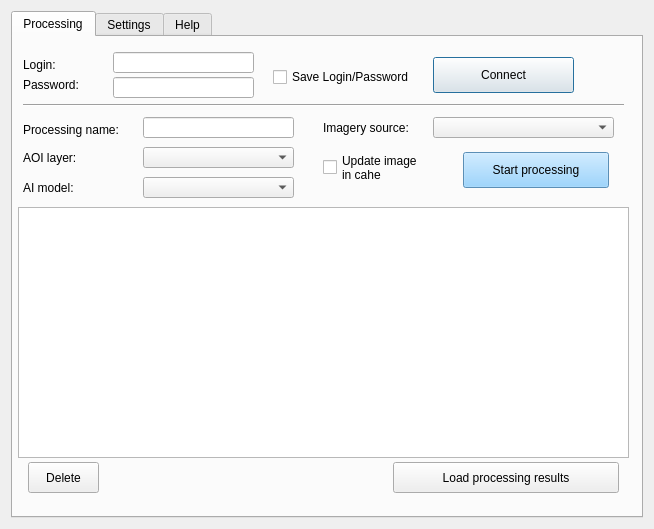
Above: src/geoalert_master_src/geoalert_dialog_base.ui from Geoalert/mapflow-qgis before the change. Below: the same form after it.
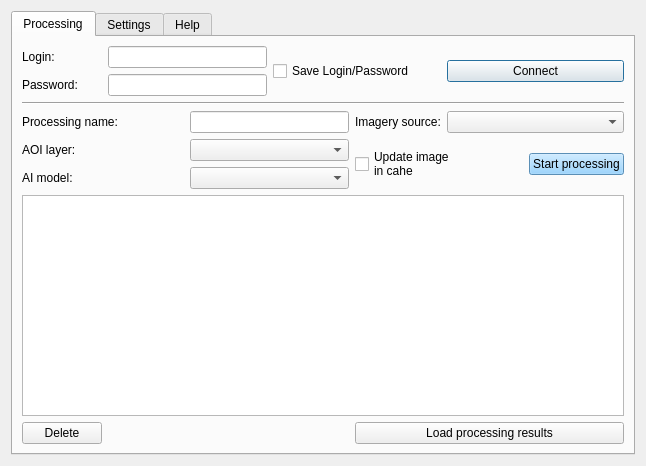
That is the form after the change. Custom widgets are drawn as their Qt base class.

Commit message: mapbox and dynamic table

```diff
--- a/src/geoalert_master_src/geoalert_dialog_base.ui
+++ b/src/geoalert_master_src/geoalert_dialog_base.ui
@@ -6,8 +6,8 @@
    <rect>
     <x>0</x>
     <y>0</y>
-    <width>654</width>
-    <height>529</height>
+    <width>646</width>
+    <height>466</height>
    </rect>
   </property>
   <property name="windowTitle">
@@ -16,8 +16,8 @@
   <property name="sizeGripEnabled">
    <bool>false</bool>
   </property>
-  <layout class="QVBoxLayout" name="verticalLayout_3">
-   <item>
+  <layout class="QGridLayout" name="gridLayout">
+   <item row="0" column="0">
     <widget class="QTabWidget" name="tabWidget">
      <property name="currentIndex">
       <number>0</number>
@@ -26,254 +26,104 @@
       <attribute name="title">
        <string>Processing</string>
       </attribute>
+      <layout class="QGridLayout" name="gridLayout_2">
+       <item row="0" column="0">
+        <widget class="QLabel" name="label_47">
+         <property name="text">
+          <string>Login:</string>
+         </property>
+        </widget>
+       </item>
+       <item row="0" column="1" colspan="2">
+        <widget class="QLineEdit" name="line_login">
+         <property name="text">
+          <string/>
+         </property>
+        </widget>
+       </item>
+       <item row="0" column="3" rowspan="2" colspan="2">
+        <widget class="QCheckBox" name="savePass_serv">
+         <property name="text">
+          <string>Save Login/Password</string>
+         </property>
+        </widget>
+       </item>
+       <item row="0" column="5" rowspan="2" colspan="2">
       <widget class="QPushButton" name="ButtonConnect">
-       <property name="geometry">
-        <rect>
-         <x>420</x>
-         <y>20</y>
-         <width>141</width>
-         <height>36</height>
-        </rect>
-       </property>
        <property name="text">
         <string>Connect</string>
        </property>
       </widget>
-      <widget class="QLabel" name="label_8">
-       <property name="geometry">
-        <rect>
-         <x>10</x>
-         <y>110</y>
-         <width>111</width>
-         <height>21</height>
-        </rect>
-       </property>
+       </item>
+       <item row="1" column="0">
+        <widget class="QLabel" name="label_48">
        <property name="text">
-        <string>AOI layer:</string>
-       </property>
-      </widget>
-      <widget class="QgsMapLayerComboBox" name="mMapLayerComboBox">
-       <property name="geometry">
-        <rect>
-         <x>130</x>
-         <y>110</y>
-         <width>151</width>
-         <height>21</height>
-        </rect>
-       </property>
-      </widget>
-      <widget class="QTableWidget" name="tableWidget">
-       <property name="geometry">
-        <rect>
-         <x>5</x>
-         <y>170</y>
-         <width>611</width>
-         <height>251</height>
-        </rect>
-       </property>
-      </widget>
-      <widget class="QLabel" name="label_2">
-       <property name="geometry">
-        <rect>
-         <x>10</x>
-         <y>140</y>
-         <width>116</width>
-         <height>21</height>
-        </rect>
-       </property>
-       <property name="text">
-        <string>AI model:</string>
-       </property>
-      </widget>
+          <string>Password:</string>
+         </property>
+        </widget>
+       </item>
+       <item row="1" column="1" colspan="2">
+        <widget class="QgsPasswordLineEdit" name="mLinePassword">
+         <property name="text">
+          <string/>
+         </property>
+        </widget>
+       </item>
+       <item row="2" column="0" colspan="7">
+        <widget class="Line" name="line_3">
+         <property name="orientation">
+          <enum>Qt::Horizontal</enum>
+         </property>
+        </widget>
+       </item>
+       <item row="3" column="0" colspan="2">
       <widget class="QLabel" name="label_9">
-       <property name="geometry">
-        <rect>
-         <x>10</x>
-         <y>80</y>
-         <width>116</width>
-         <height>26</height>
-        </rect>
-       </property>
        <property name="text">
         <string>Processing name:</string>
        </property>
       </widget>
+       </item>
+       <item row="3" column="2" colspan="2">
       <widget class="QLineEdit" name="NewLayName">
-       <property name="geometry">
-        <rect>
-         <x>130</x>
-         <y>80</y>
-         <width>151</width>
-         <height>21</height>
-        </rect>
-       </property>
        <property name="text">
         <string/>
        </property>
       </widget>
+       </item>
+       <item row="3" column="4">
+        <widget class="QLabel" name="label_22">
+         <property name="text">
+          <string>Imagery source:</string>
+         </property>
+        </widget>
+       </item>
+       <item row="3" column="5" colspan="2">
       <widget class="QComboBox" name="comboBox_satelit">
-       <property name="geometry">
-        <rect>
-         <x>420</x>
-         <y>80</y>
-         <width>181</width>
-         <height>21</height>
-        </rect>
-       </property>
        <property name="toolTip">
         <string notr="true"/>
        </property>
       </widget>
-      <widget class="QLineEdit" name="line_login">
-       <property name="geometry">
-        <rect>
-         <x>100</x>
-         <y>15</y>
-         <width>141</width>
-         <height>21</height>
-        </rect>
-       </property>
+       </item>
+       <item row="4" column="0" colspan="2">
+        <widget class="QLabel" name="label_8">
        <property name="text">
-        <string/>
-       </property>
-      </widget>
-      <widget class="QgsPasswordLineEdit" name="mLinePassword">
-       <property name="geometry">
-        <rect>
-         <x>100</x>
-         <y>40</y>
-         <width>141</width>
-         <height>21</height>
-        </rect>
-       </property>
-       <property name="text">
-        <string/>
-       </property>
-      </widget>
-      <widget class="Line" name="line_3">
-       <property name="geometry">
-        <rect>
-         <x>10</x>
-         <y>60</y>
-         <width>601</width>
-         <height>16</height>
-        </rect>
-       </property>
-       <property name="orientation">
-        <enum>Qt::Horizontal</enum>
-       </property>
-      </widget>
+          <string>AOI layer:</string>
+         </property>
+        </widget>
+       </item>
+       <item row="4" column="2" colspan="2">
+        <widget class="QgsMapLayerComboBox" name="mMapLayerComboBox"/>
+       </item>
+       <item row="4" column="4" rowspan="2" colspan="2">
       <widget class="QCheckBox" name="checkUp">
-       <property name="geometry">
-        <rect>
-         <x>310</x>
-         <y>110</y>
-         <width>131</width>
-         <height>41</height>
-        </rect>
-       </property>
        <property name="text">
         <string>Update image
 in cahe</string>
        </property>
       </widget>
-      <widget class="QPushButton" name="ButtonDownload">
-       <property name="geometry">
-        <rect>
-         <x>380</x>
-         <y>425</y>
-         <width>226</width>
-         <height>31</height>
-        </rect>
-       </property>
-       <property name="text">
-        <string>Load processing results</string>
-       </property>
-      </widget>
-      <widget class="QPushButton" name="ButtonDel">
-       <property name="geometry">
-        <rect>
-         <x>15</x>
-         <y>425</y>
-         <width>71</width>
-         <height>31</height>
-        </rect>
-       </property>
-       <property name="text">
-        <string>Delete</string>
-       </property>
-      </widget>
-      <widget class="QComboBox" name="comboBoxTypeProc">
-       <property name="geometry">
-        <rect>
-         <x>130</x>
-         <y>140</y>
-         <width>151</width>
-         <height>21</height>
-        </rect>
-       </property>
-      </widget>
-      <widget class="QLabel" name="label_47">
-       <property name="geometry">
-        <rect>
-         <x>10</x>
-         <y>20</y>
-         <width>51</width>
-         <height>16</height>
-        </rect>
-       </property>
-       <property name="text">
-        <string>Login:</string>
-       </property>
-      </widget>
-      <widget class="QLabel" name="label_48">
-       <property name="geometry">
-        <rect>
-         <x>10</x>
-         <y>40</y>
-         <width>76</width>
-         <height>16</height>
-        </rect>
-       </property>
-       <property name="text">
-        <string>Password:</string>
-       </property>
-      </widget>
-      <widget class="QLabel" name="label_22">
-       <property name="geometry">
-        <rect>
-         <x>310</x>
-         <y>80</y>
-         <width>111</width>
-         <height>21</height>
-        </rect>
-       </property>
-       <property name="text">
-        <string>Imagery source:</string>
-       </property>
-      </widget>
-      <widget class="QCheckBox" name="savePass_serv">
-       <property name="geometry">
-        <rect>
-         <x>260</x>
-         <y>30</y>
-         <width>151</width>
-         <height>20</height>
-        </rect>
-       </property>
-       <property name="text">
-        <string>Save Login/Password</string>
-       </property>
-      </widget>
+       </item>
+       <item row="4" column="6" rowspan="2">
       <widget class="QPushButton" name="ButtonUpload">
-       <property name="geometry">
-        <rect>
-         <x>450</x>
-         <y>115</y>
-         <width>146</width>
-         <height>36</height>
-        </rect>
-       </property>
        <property name="autoFillBackground">
         <bool>false</bool>
        </property>
@@ -284,6 +134,45 @@
         <string>Start processing</string>
        </property>
       </widget>
+       </item>
+       <item row="5" column="0" colspan="2">
+        <widget class="QLabel" name="label_2">
+         <property name="text">
+          <string>AI model:</string>
+         </property>
+        </widget>
+       </item>
+       <item row="5" column="2" colspan="2">
+        <widget class="QComboBox" name="comboBoxTypeProc"/>
+       </item>
+       <item row="6" column="0" colspan="7">
+        <widget class="QTableWidget" name="tableWidget">
+         <property name="sizePolicy">
+          <sizepolicy hsizetype="Minimum" vsizetype="Minimum">
+           <horstretch>0</horstretch>
+           <verstretch>0</verstretch>
+          </sizepolicy>
+         </property>
+         <property name="mouseTracking">
+          <bool>false</bool>
+         </property>
+        </widget>
+       </item>
+       <item row="7" column="0">
+        <widget class="QPushButton" name="ButtonDel">
+         <property name="text">
+          <string>Delete</string>
+         </property>
+        </widget>
+       </item>
+       <item row="7" column="4" colspan="3">
+        <widget class="QPushButton" name="ButtonDownload">
+         <property name="text">
+          <string>Load processing results</string>
+         </property>
+        </widget>
+       </item>
+      </layout>
      </widget>
      <widget class="QWidget" name="tab_4">
       <attribute name="title">
```
Left out of the diff: 28 changed lines with no effect on the pictures. Lines whose indentation alone changed are shown as unchanged. The commit also changes 1 other file.
